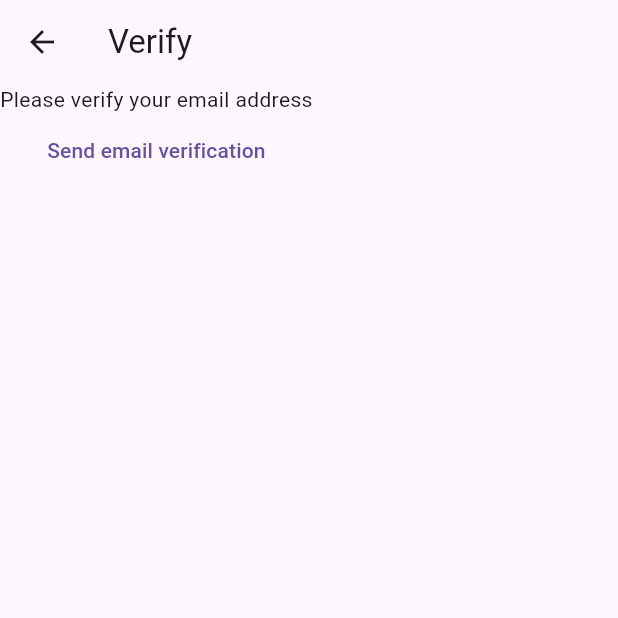
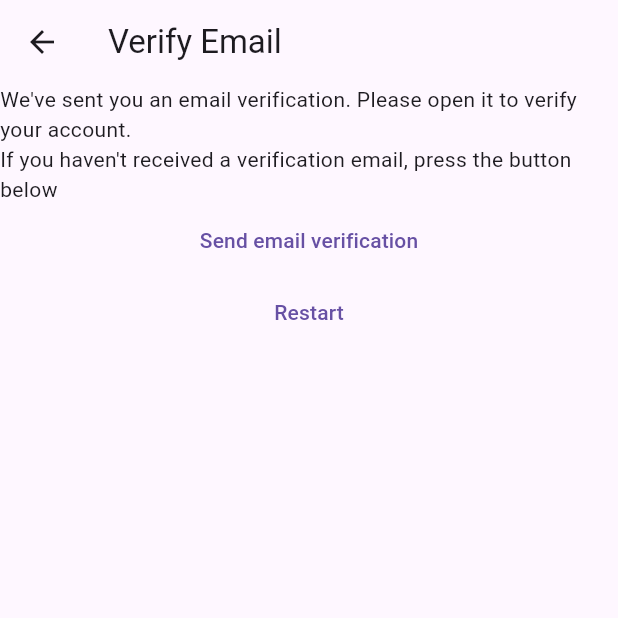
Before and after one commit to mie-intel/mynotes, a Flutter app: the VerifyEmailView screen opened directly, on a phone screen of 412 x 824 dp, the top half of it. Run offline on Flutter 3.47's test engine with Material 3 defaults, Android fonts, the phone set to English and light mode, and no system bars; our stand-ins replace firebase_auth, firebase_core; accounts and stored records are empty.

Commit message:
add step-7

```diff
--- a/lib/constants/routes.dart
+++ b/lib/constants/routes.dart
@@ -1,3 +1,4 @@
 const loginRoute = "/login/";
 const registerRoute = "/register/";
 const notesRoute = "/notes/";
+const verifyEmailRoute = "/verify-email/";
--- a/lib/main.dart
+++ b/lib/main.dart
@@ -19,6 +19,7 @@ void main() {
       loginRoute: (context) => const LoginView(),
       registerRoute: (context) => const RegisterView(),
       notesRoute: (context) => const NotesView(),
+      verifyEmailRoute: (context) => const VerifyEmailView(),
     },
   ));
 }
--- a/lib/views/login_view.dart
+++ b/lib/views/login_view.dart
@@ -67,6 +67,7 @@ class _LoginViewState extends State<LoginView> {
                     email: email,
                     password: password,
                   );
+
                   // ignore: use_build_context_synchronously
                   Navigator.of(context).pushNamedAndRemoveUntil(
                     notesRoute,
--- a/lib/views/verify_email_view.dart
+++ b/lib/views/verify_email_view.dart
@@ -1,5 +1,6 @@
 import 'package:firebase_auth/firebase_auth.dart';
 import 'package:flutter/material.dart';
+import 'package:mynotes/constants/routes.dart';
 
 class VerifyEmailView extends StatefulWidget {
   const VerifyEmailView({super.key});
@@ -12,16 +13,31 @@ class _VerifyEmailViewState extends State<VerifyEmailView> {
   @override
   Widget build(BuildContext context) {
     return Scaffold(
-      appBar: AppBar(title: const Text("Verify")),
+      appBar: AppBar(title: const Text("Verify Email")),
       body: Column(
         children: [
-          const Text("Please verify your email address"),
+          const Text(
+              "We've sent you an email verification. Please open it to verify your account."),
+          const Text(
+              "If you haven't received a verification email, press the button below"),
           TextButton(
-              onPressed: () async {
-                final user = FirebaseAuth.instance.currentUser;
-                await user?.sendEmailVerification();
-              },
-              child: const Text("Send email verification"))
+            onPressed: () async {
+              final user = FirebaseAuth.instance.currentUser;
+              await user?.sendEmailVerification();
+            },
+            child: const Text("Send email verification"),
+          ),
+          TextButton(
+            onPressed: () async {
+              await FirebaseAuth.instance.signOut();
+              // ignore: use_build_context_synchronously
+              Navigator.of(context).pushNamedAndRemoveUntil(
+                registerRoute,
+                (route) => false,
+              );
+            },
+            child: const Text("Restart"),
+          ),
         ],
       ),
     );
--- a/notes.txt
+++ b/notes.txt
@@ -1,4 +1,4 @@
-Notes (09:26:33)
+Notes (14:33:38)
 
 Command
     flutter create --org id.<domain name> <application name>
```
Also changed, not shown: lib/views/register_view..dart (+45 -1 lines), 4 other files.
